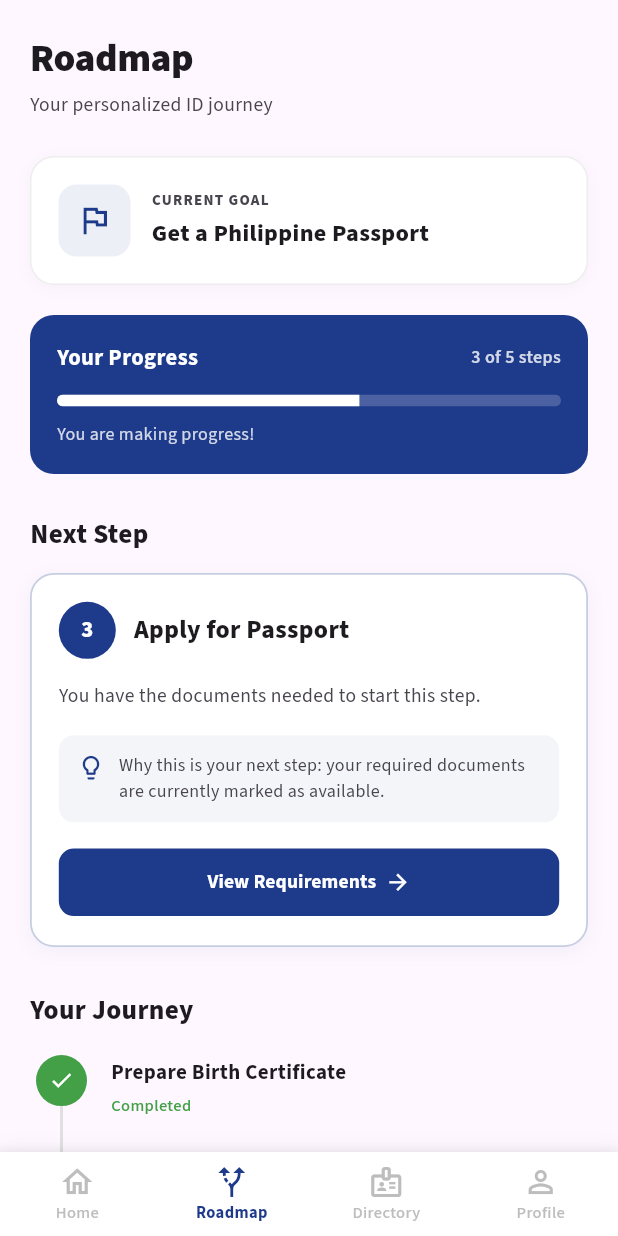
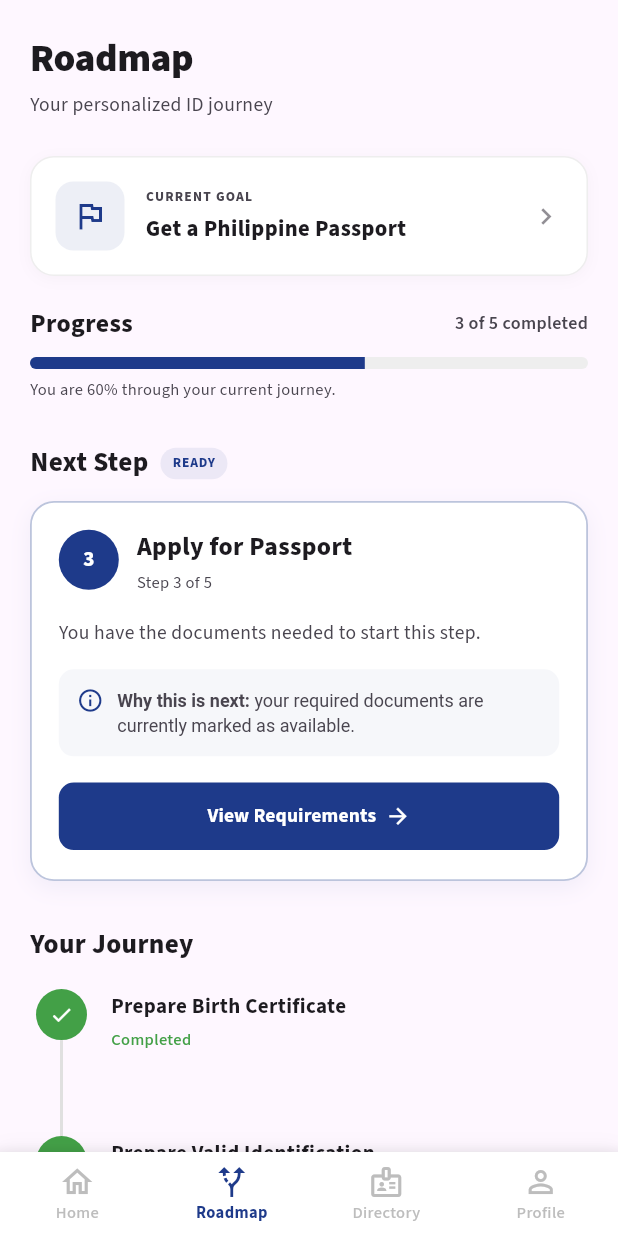
Before and after one commit to ReyesKyleJara/IDireksyon-frontend, a Flutter app: the screen it shows after launch, item 2 of the bottom bar chosen, on a phone screen of 412 x 824 dp. Run offline on Flutter 3.47's test engine with Material 3 defaults, Android fonts, the phone set to English and light mode, and no system bars; our stand-ins replace google_fonts.

Commit message:
feat: add roadmap screen

```diff
--- a/lib/features/roadmap/roadmap_screen.dart
+++ b/lib/features/roadmap/roadmap_screen.dart
@@ -10,7 +10,6 @@ class RoadmapScreen extends StatelessWidget {
     final theme = Theme.of(context);
     final isDark = theme.brightness == Brightness.dark;
 
-    final backgroundColor = theme.scaffoldBackgroundColor;
     final cardColor = isDark
         ? theme.colorScheme.surfaceContainerHighest
         : Colors.white;
@@ -24,9 +23,11 @@ class RoadmapScreen extends StatelessWidget {
 
     return SafeArea(
       child: ListView(
-        padding: const EdgeInsets.fromLTRB(20, 20, 20, 28),
+        padding: const EdgeInsets.fromLTRB(20, 20, 20, 32),
         children: [
+          // ----------------------------------------------------------
           // HEADER
+          // ----------------------------------------------------------
           Text(
             'Roadmap',
             style: TextStyle(
@@ -47,9 +48,11 @@ class RoadmapScreen extends StatelessWidget {
 
           const SizedBox(height: 24),
 
+          // ----------------------------------------------------------
           // CURRENT GOAL
+          // ----------------------------------------------------------
           Container(
-            padding: const EdgeInsets.all(18),
+            padding: const EdgeInsets.all(16),
             decoration: BoxDecoration(
               color: cardColor,
               borderRadius: BorderRadius.circular(16),
@@ -69,8 +72,8 @@ class RoadmapScreen extends StatelessWidget {
             child: Row(
               children: [
                 Container(
-                  width: 48,
-                  height: 48,
+                  width: 46,
+                  height: 46,
                   decoration: BoxDecoration(
                     color: primaryBlue.withValues(alpha: 0.08),
                     borderRadius: BorderRadius.circular(12),
@@ -78,7 +81,7 @@ class RoadmapScreen extends StatelessWidget {
                   child: const Icon(
                     Icons.flag_outlined,
                     color: primaryBlue,
-                    size: 25,
+                    size: 24,
                   ),
                 ),
                 const SizedBox(width: 14),
@@ -89,7 +92,7 @@ class RoadmapScreen extends StatelessWidget {
                       Text(
                         'CURRENT GOAL',
                         style: TextStyle(
-                          fontSize: 10,
+                          fontSize: 9,
                           fontWeight: FontWeight.w800,
                           letterSpacing: 0.8,
                           color: secondaryTextColor,
@@ -99,7 +102,7 @@ class RoadmapScreen extends StatelessWidget {
                       Text(
                         'Get a Philippine Passport',
                         style: TextStyle(
-                          fontSize: 16,
+                          fontSize: 15,
                           fontWeight: FontWeight.w800,
                           color: textColor,
                         ),
@@ -107,77 +110,77 @@ class RoadmapScreen extends StatelessWidget {
                     ],
                   ),
                 ),
+                Icon(
+                  Icons.chevron_right,
+                  size: 22,
+                  color: secondaryTextColor.withValues(alpha: 0.6),
+                ),
               ],
             ),
           ),
 
           const SizedBox(height: 20),
 
+          // ----------------------------------------------------------
           // PROGRESS
-          Container(
-            padding: const EdgeInsets.all(18),
-            decoration: BoxDecoration(
-              color: primaryBlue,
-              borderRadius: BorderRadius.circular(16),
-            ),
-            child: Column(
-              crossAxisAlignment: CrossAxisAlignment.start,
+          // ----------------------------------------------------------
+          Row(
+            mainAxisAlignment: MainAxisAlignment.spaceBetween,
             children: [
-                Row(
-                  mainAxisAlignment:
-                      MainAxisAlignment.spaceBetween,
-                  children: [
-                    const Text(
-                      'Your Progress',
+              Text(
+                'Progress',
                 style: TextStyle(
-                        color: Colors.white,
-                        fontSize: 15,
-                        fontWeight: FontWeight.w700,
+                  fontSize: 17,
+                  fontWeight: FontWeight.w800,
+                  color: textColor,
                 ),
               ),
               Text(
-                      '3 of 5 steps',
+                '3 of 5 completed',
                 style: TextStyle(
-                        color: Colors.white.withValues(alpha: 0.8),
                   fontSize: 12,
                   fontWeight: FontWeight.w600,
+                  color: secondaryTextColor,
                 ),
               ),
             ],
           ),
 
-                const SizedBox(height: 14),
+          const SizedBox(height: 10),
 
           ClipRRect(
             borderRadius: BorderRadius.circular(10),
             child: LinearProgressIndicator(
               value: 0.6,
               minHeight: 8,
-                    backgroundColor:
-                        Colors.white.withValues(alpha: 0.2),
-                    valueColor:
-                        const AlwaysStoppedAnimation<Color>(
-                      Colors.white,
+              backgroundColor: isDark
+                  ? Colors.grey.shade800
+                  : Colors.grey.shade200,
+              valueColor: AlwaysStoppedAnimation<Color>(
+                isDark
+                    ? Colors.blue.shade300
+                    : primaryBlue,
               ),
             ),
           ),
 
-                const SizedBox(height: 10),
+          const SizedBox(height: 6),
 
           Text(
-                  'You are making progress!',
+            'You are 60% through your current journey.',
             style: TextStyle(
-                    color: Colors.white.withValues(alpha: 0.8),
-                    fontSize: 12,
-                  ),
-                ),
-              ],
+              fontSize: 11,
+              color: secondaryTextColor,
             ),
           ),
 
           const SizedBox(height: 28),
 
-          // NEXT STEP HEADER
+          // ----------------------------------------------------------
+          // NEXT STEP
+          // ----------------------------------------------------------
+          Row(
+            children: [
               Text(
                 'Next Step',
                 style: TextStyle(
@@ -186,26 +189,52 @@ class RoadmapScreen extends StatelessWidget {
                   color: textColor,
                 ),
               ),
+              const SizedBox(width: 8),
+              Container(
+                padding: const EdgeInsets.symmetric(
+                  horizontal: 8,
+                  vertical: 4,
+                ),
+                decoration: BoxDecoration(
+                  color: primaryBlue.withValues(alpha: 0.08),
+                  borderRadius: BorderRadius.circular(20),
+                ),
+                child: Text(
+                  'READY',
+                  style: TextStyle(
+                    fontSize: 9,
+                    fontWeight: FontWeight.w800,
+                    letterSpacing: 0.5,
+                    color: isDark
+                        ? Colors.blue.shade300
+                        : primaryBlue,
+                  ),
+                ),
+              ),
+            ],
+          ),
 
           const SizedBox(height: 12),
 
+          // ----------------------------------------------------------
           // NEXT STEP CARD
+          // ----------------------------------------------------------
           Container(
             padding: const EdgeInsets.all(18),
             decoration: BoxDecoration(
               color: cardColor,
               borderRadius: BorderRadius.circular(16),
               border: Border.all(
-                color: primaryBlue.withValues(alpha: 0.25),
+                color: primaryBlue.withValues(alpha: 0.3),
                 width: 1.2,
               ),
               boxShadow: isDark
                   ? []
                   : [
                       BoxShadow(
-                        color: primaryBlue.withValues(alpha: 0.05),
-                        blurRadius: 10,
-                        offset: const Offset(0, 3),
+                        color: primaryBlue.withValues(alpha: 0.06),
+                        blurRadius: 12,
+                        offset: const Offset(0, 4),
                       ),
                     ],
             ),
@@ -213,11 +242,12 @@ class RoadmapScreen extends StatelessWidget {
               crossAxisAlignment: CrossAxisAlignment.start,
               children: [
                 Row(
+                  crossAxisAlignment: CrossAxisAlignment.start,
                   children: [
                     Container(
-                      width: 38,
-                      height: 38,
-                      decoration: BoxDecoration(
+                      width: 40,
+                      height: 40,
+                      decoration: const BoxDecoration(
                         color: primaryBlue,
                         shape: BoxShape.circle,
                       ),
@@ -226,7 +256,7 @@ class RoadmapScreen extends StatelessWidget {
                           '3',
                           style: TextStyle(
                             color: Colors.white,
-                            fontSize: 15,
+                            fontSize: 14,
                             fontWeight: FontWeight.w800,
                           ),
                         ),
@@ -234,13 +264,27 @@ class RoadmapScreen extends StatelessWidget {
                     ),
                     const SizedBox(width: 12),
                     Expanded(
-                      child: Text(
+                      child: Column(
+                        crossAxisAlignment:
+                            CrossAxisAlignment.start,
+                        children: [
+                          Text(
                             'Apply for Passport',
                             style: TextStyle(
                               fontSize: 17,
                               fontWeight: FontWeight.w800,
                               color: textColor,
                             ),
+                          ),
+                          const SizedBox(height: 4),
+                          Text(
+                            'Step 3 of 5',
+                            style: TextStyle(
+                              fontSize: 11,
+                              color: secondaryTextColor,
+                            ),
+                          ),
+                        ],
                       ),
                     ),
                   ],
@@ -257,13 +301,15 @@ class RoadmapScreen extends StatelessWidget {
                   ),
                 ),
 
-                const SizedBox(height: 16),
+                const SizedBox(height: 14),
 
                 // WHY THIS STEP
                 Container(
                   padding: const EdgeInsets.all(12),
                   decoration: BoxDecoration(
-                    color: primaryBlue.withValues(alpha: 0.05),
+                    color: isDark
+                        ? Colors.white.withValues(alpha: 0.04)
+                        : primaryBlue.withValues(alpha: 0.04),
                     borderRadius: BorderRadius.circular(10),
                   ),
                   child: Row(
@@ -271,20 +317,33 @@ class RoadmapScreen extends StatelessWidget {
                         CrossAxisAlignment.start,
                     children: [
                       Icon(
-                        Icons.lightbulb_outline,
-                        size: 19,
+                        Icons.info_outline,
+                        size: 18,
                         color: isDark
                             ? Colors.blue.shade300
                             : primaryBlue,
                       ),
                       const SizedBox(width: 9),
                       Expanded(
-                        child: Text(
-                          'Why this is your next step: your required documents are currently marked as available.',
+                        child: RichText(
+                          text: TextSpan(
                             style: TextStyle(
                               fontSize: 12,
                               height: 1.4,
                               color: secondaryTextColor,
+                            ),
+                            children: const [
+                              TextSpan(
+                                text: 'Why this is next: ',
+                                style: TextStyle(
+                                  fontWeight: FontWeight.w700,
+                                ),
+                              ),
+                              TextSpan(
+                                text:
+                                    'your required documents are currently marked as available.',
+                              ),
+                            ],
                           ),
                         ),
                       ),
@@ -335,7 +394,9 @@ class RoadmapScreen extends StatelessWidget {
 
           const SizedBox(height: 30),
 
-          // JOURNEY HEADER
+          // ----------------------------------------------------------
+          // JOURNEY
+          // ----------------------------------------------------------
           Text(
             'Your Journey',
             style: TextStyle(
@@ -347,7 +408,6 @@ class RoadmapScreen extends StatelessWidget {
 
           const SizedBox(height: 16),
 
-          // TIMELINE
           _buildTimelineStep(
             context: context,
             number: '1',
@@ -379,7 +439,7 @@ class RoadmapScreen extends StatelessWidget {
             context: context,
             number: '4',
             title: 'Complete Biometrics',
-            subtitle: 'After application',
+            subtitle: 'Locked until previous step is completed',
             status: RoadmapStatus.locked,
             isLast: false,
           ),
@@ -413,20 +473,19 @@ class RoadmapScreen extends StatelessWidget {
         theme.colorScheme.onSurfaceVariant;
 
     Color circleColor;
-    Color iconColor;
-
+    Color contentColor;
     IconData? icon;
 
     switch (status) {
       case RoadmapStatus.completed:
         circleColor = Colors.green.shade600;
-        iconColor = Colors.white;
+        contentColor = textColor;
         icon = Icons.check;
         break;
 
       case RoadmapStatus.current:
         circleColor = primaryBlue;
-        iconColor = Colors.white;
+        contentColor = textColor;
         icon = null;
         break;
 
@@ -434,15 +493,13 @@ class RoadmapScreen extends StatelessWidget {
         circleColor = isDark
             ? Colors.grey.shade700
             : Colors.grey.shade300;
-        iconColor = secondaryTextColor;
+        contentColor = secondaryTextColor;
         icon = Icons.lock_outline;
         break;
 
       case RoadmapStatus.upcoming:
-        circleColor = isDark
-            ? Colors.grey.shade700
-            : Colors.grey.shade300;
-        iconColor = secondaryTextColor;
+        circleColor = Colors.transparent;
+        contentColor = secondaryTextColor;
         icon = null;
         break;
     }
@@ -454,7 +511,9 @@ class RoadmapScreen extends StatelessWidget {
     return Row(
       crossAxisAlignment: CrossAxisAlignment.start,
       children: [
-        // TIMELINE COLUMN
+        // ----------------------------------------------------------
+        // TIMELINE
+        // ----------------------------------------------------------
         SizedBox(
           width: 42,
           child: Column(
@@ -469,7 +528,7 @@ class RoadmapScreen extends StatelessWidget {
                       ? Border.all(
                           color: secondaryTextColor
                               .withValues(alpha: 0.3),
-                          width: 1,
+                          width: 1.5,
                         )
                       : null,
                 ),
@@ -477,13 +536,16 @@ class RoadmapScreen extends StatelessWidget {
                   child: icon != null
                       ? Icon(
                           icon,
-                          size: 17,
-                          color: iconColor,
+                          size: 16,
+                          color: status ==
+                                  RoadmapStatus.upcoming
+                              ? secondaryTextColor
+                              : Colors.white,
                         )
                       : Text(
                           number,
-                          style: TextStyle(
-                            color: iconColor,
+                          style: const TextStyle(
+                            color: Colors.white,
                             fontSize: 13,
                             fontWeight: FontWeight.w800,
                           ),
@@ -494,7 +556,7 @@ class RoadmapScreen extends StatelessWidget {
               if (!isLast)
                 Container(
                   width: 2,
-                  height: 58,
+                  height: 64,
                   color: lineColor,
                 ),
             ],
@@ -503,7 +565,9 @@ class RoadmapScreen extends StatelessWidget {
 
         const SizedBox(width: 12),
 
-        // STEP CONTENT
+        // ----------------------------------------------------------
+        // CONTENT
+        // ----------------------------------------------------------
         Expanded(
           child: Padding(
             padding: const EdgeInsets.only(
@@ -511,7 +575,8 @@ class RoadmapScreen extends StatelessWidget {
               bottom: 24,
             ),
             child: Column(
-              crossAxisAlignment: CrossAxisAlignment.start,
+              crossAxisAlignment:
+                  CrossAxisAlignment.start,
               children: [
                 Text(
                   title,
@@ -521,10 +586,7 @@ class RoadmapScreen extends StatelessWidget {
                         status == RoadmapStatus.current
                             ? FontWeight.w800
                             : FontWeight.w700,
-                    color: status == RoadmapStatus.locked ||
-                            status == RoadmapStatus.upcoming
-                        ? secondaryTextColor
-                        : textColor,
+                    color: contentColor,
                   ),
                 ),
                 const SizedBox(height: 4),
@@ -532,7 +594,9 @@ class RoadmapScreen extends StatelessWidget {
                   subtitle,
                   style: TextStyle(
                     fontSize: 11,
-                    color: status == RoadmapStatus.completed
+                    height: 1.35,
+                    color:
+                        status == RoadmapStatus.completed
                             ? Colors.green.shade600
                             : secondaryTextColor,
                     fontWeight:
```
Lines whose indentation alone changed are shown as unchanged.
